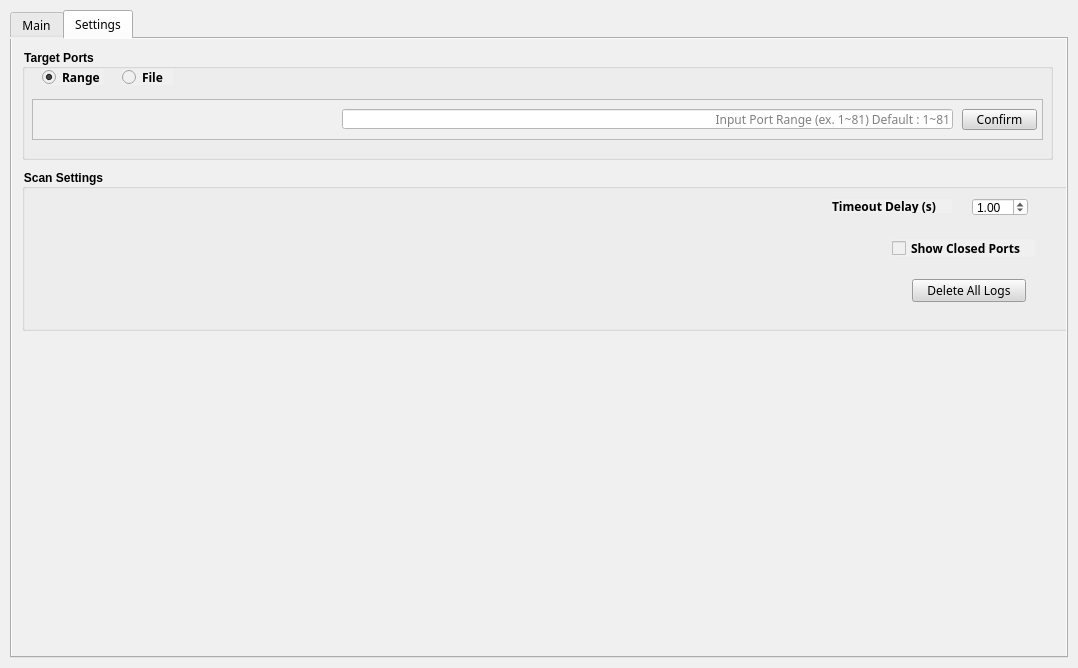
Above: ui/Scanner_ui.ui from LvMok/TCP-Port-Scanner before the change. Below: the same form after it.
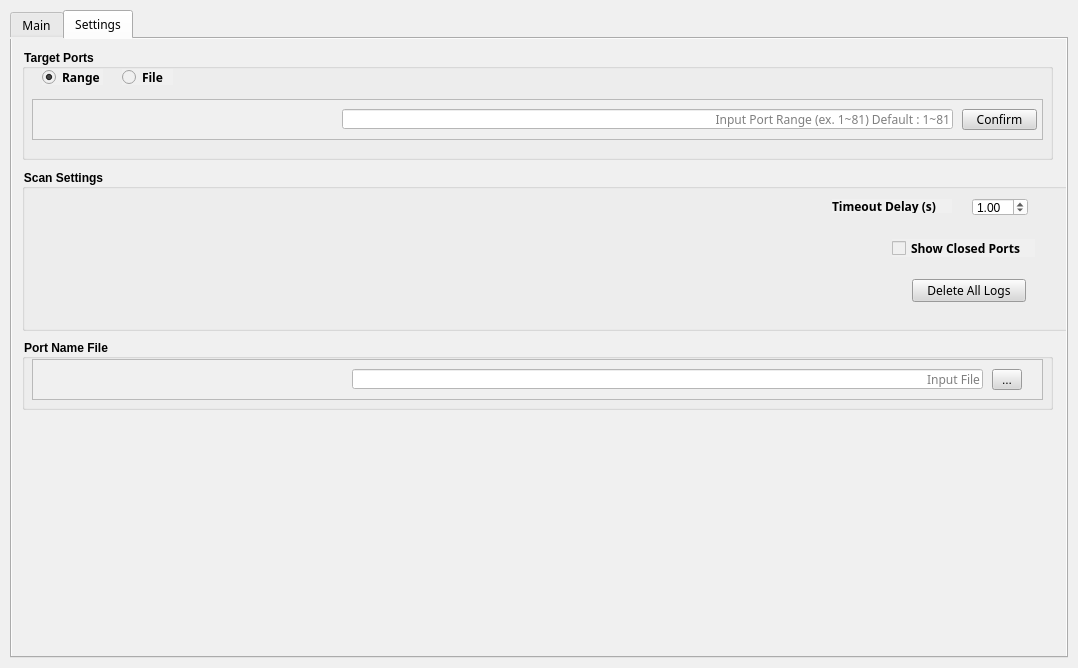
That is the form after the change. The open tabs and pages were chosen to show the change. Icons and pictures are not drawn.

Commit message: Port Name Updating

The edit to the form file:
```diff
--- a/ui/Scanner_ui.ui
+++ b/ui/Scanner_ui.ui
@@ -659,6 +659,108 @@
            </property>
           </widget>
          </widget>
+         <widget class="QGroupBox" name="PortName">
+          <property name="geometry">
+           <rect>
+            <x>10</x>
+            <y>300</y>
+            <width>1031</width>
+            <height>71</height>
+           </rect>
+          </property>
+          <property name="sizePolicy">
+           <sizepolicy hsizetype="Expanding" vsizetype="Expanding">
+            <horstretch>0</horstretch>
+            <verstretch>0</verstretch>
+           </sizepolicy>
+          </property>
+          <property name="font">
+           <font>
+            <weight>75</weight>
+            <bold>true</bold>
+           </font>
+          </property>
+          <property name="title">
+           <string notr="true">Port Name File</string>
+          </property>
+          <widget class="QFrame" name="PFile">
+           <property name="enabled">
+            <bool>true</bool>
+           </property>
+           <property name="geometry">
+            <rect>
+             <x>10</x>
+             <y>20</y>
+             <width>1011</width>
+             <height>41</height>
+            </rect>
+           </property>
+           <property name="sizePolicy">
+            <sizepolicy hsizetype="Expanding" vsizetype="Expanding">
+             <horstretch>0</horstretch>
+             <verstretch>0</verstretch>
+            </sizepolicy>
+           </property>
+           <property name="frameShape">
+            <enum>QFrame::StyledPanel</enum>
+           </property>
+           <property name="frameShadow">
+            <enum>QFrame::Raised</enum>
+           </property>
+           <widget class="QToolButton" name="PFile_confirm">
+            <property name="geometry">
+             <rect>
+              <x>960</x>
+              <y>10</y>
+              <width>30</width>
+              <height>21</height>
+             </rect>
+            </property>
+            <property name="sizePolicy">
+             <sizepolicy hsizetype="Expanding" vsizetype="Expanding">
+              <horstretch>0</horstretch>
+              <verstretch>0</verstretch>
+             </sizepolicy>
+            </property>
+            <property name="styleSheet">
+             <string notr="true">background-color: rgb(216, 216, 216);</string>
+            </property>
+            <property name="text">
+             <string>...</string>
+            </property>
+           </widget>
+           <widget class="QLineEdit" name="PFileName">
+            <property name="geometry">
+             <rect>
+              <x>320</x>
+              <y>10</y>
+              <width>631</width>
+              <height>20</height>
+             </rect>
+            </property>
+            <property name="sizePolicy">
+             <sizepolicy hsizetype="Expanding" vsizetype="Expanding">
+              <horstretch>0</horstretch>
+              <verstretch>0</verstretch>
+             </sizepolicy>
+            </property>
+            <property name="font">
+             <font>
+              <family>Cascadia Mono</family>
+             </font>
+            </property>
+            <property name="styleSheet">
+             <string notr="true">background-color: rgb(255, 255, 255);</string>
+            </property>
+            <property name="alignment">
+             <set>Qt::AlignRight|Qt::AlignTrailing|Qt::AlignVCenter</set>
+            </property>
+            <property name="placeholderText">
+             <string notr="true">Input File</string>
+            </property>
+           </widget>
+          </widget>
+         </widget>
         </widget>
        </widget>
       </item>
```
Left out of the diff: 2 changed lines with no effect on the pictures. The commit also changes 4 other files.
